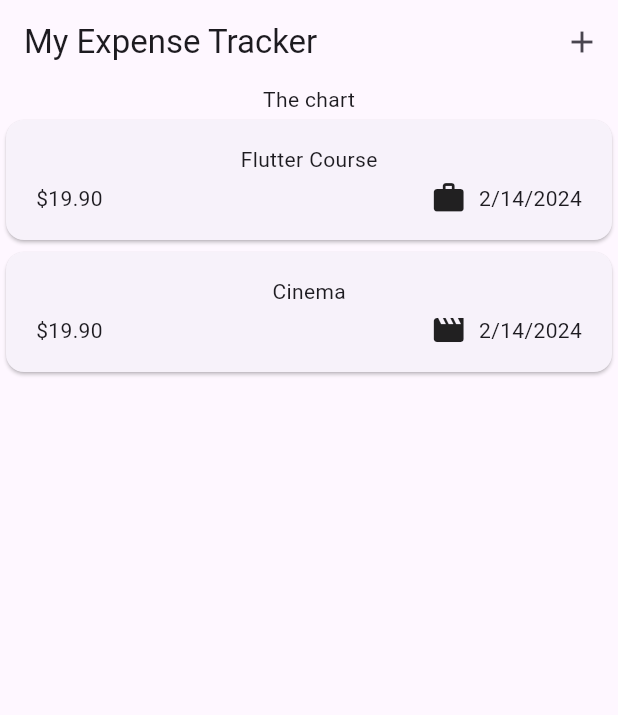
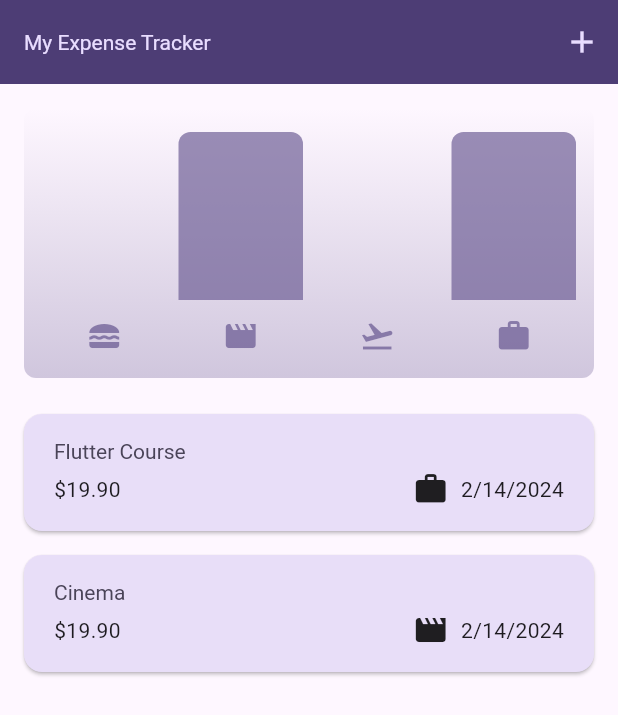
Before and after one commit to fezeboris/Flutter_Maximilian_udemy, a Flutter app: the screen it shows after launch, on a phone screen of 412 x 824 dp. Shown: the top 715 px of the screen. Run offline on Flutter 3.47's test engine with Material 3 defaults, Android fonts, the phone set to English and light mode, and no system bars; our stand-ins replace google_fonts.

Commit message:
expense tracker completed

```diff
--- a/expense_tracker/lib/main.dart
+++ b/expense_tracker/lib/main.dart
@@ -5,14 +5,55 @@ void main() {
   runApp(const MyApp());
 }
 
+var kColorSchme =
+    ColorScheme.fromSeed(seedColor: const Color.fromARGB(255, 96, 59, 181));
+
+var kDarkColorScheme = ColorScheme.fromSeed(
+    brightness: Brightness.dark,
+    seedColor: const Color.fromARGB(255, 5, 99, 125));
+
 class MyApp extends StatelessWidget {
   const MyApp({super.key});
 
   // This widget is the root of your application.
   @override
   Widget build(BuildContext context) {
-    return const MaterialApp(
-      home: Expenses(),
+    return MaterialApp(
+      darkTheme: ThemeData.dark().copyWith(
+        colorScheme: kDarkColorScheme,
+        cardTheme: const CardTheme().copyWith(
+          color: kDarkColorScheme.secondaryContainer,
+          margin: const EdgeInsets.symmetric(vertical: 8, horizontal: 16),
+        ),
+        elevatedButtonTheme: ElevatedButtonThemeData(
+          style: ElevatedButton.styleFrom(
+              backgroundColor: kDarkColorScheme.primaryContainer,
+              foregroundColor: kDarkColorScheme.onPrimaryContainer),
+        ),
+      ),
+      theme: ThemeData().copyWith(
+        colorScheme: kColorSchme,
+        appBarTheme: const AppBarTheme().copyWith(
+            backgroundColor: kColorSchme.onPrimaryContainer,
+            foregroundColor: kColorSchme.primaryContainer),
+        cardTheme: const CardTheme().copyWith(
+          color: kColorSchme.secondaryContainer,
+          margin: const EdgeInsets.symmetric(vertical: 8, horizontal: 16),
+        ),
+        elevatedButtonTheme: ElevatedButtonThemeData(
+          style: ElevatedButton.styleFrom(
+              backgroundColor: kColorSchme.primaryContainer),
+        ),
+        textTheme: ThemeData().textTheme.copyWith(
+              titleLarge: TextStyle(
+                fontWeight: FontWeight.normal,
+                color: kColorSchme.onSecondaryContainer,
+                fontSize: 14,
+              ),
+            ),
+      ),
+      themeMode: ThemeMode.system,
+      home: const Expenses(),
     );
   }
 }
--- a/expense_tracker/lib/models/expense.dart
+++ b/expense_tracker/lib/models/expense.dart
@@ -36,3 +36,24 @@ class Expense {
     return formater.format(date);
   }
 }
+
+class ExpenseBucket {
+  const ExpenseBucket({required this.category, required this.expenses});
+
+  ExpenseBucket.forCategory(List<Expense> allExpenses, this.category)
+      : expenses = allExpenses
+            .where((expense) => expense.category == category)
+            .toList();
+  final Category category;
+  final List<Expense> expenses;
+
+  double get totalExpenses {
+    double sum = 0;
+
+    for (final expense in expenses) {
+      sum += expense.amount;
+    }
+
+    return sum;
+  }
+}
--- /dev/null
+++ b/expense_tracker/lib/widget/chart/chart.dart
@@ -0,0 +1,94 @@
+import 'package:expense_tracker/models/expense.dart';
+import 'package:expense_tracker/widget/chart/chart_bar.dart';
+import 'package:flutter/material.dart';
+
+class Chart extends StatelessWidget {
+  const Chart({super.key, required this.expenses});
+
+  final List<Expense> expenses;
+
+  List<ExpenseBucket> get buckets {
+    return [
+      ExpenseBucket.forCategory(expenses, Category.food),
+      ExpenseBucket.forCategory(expenses, Category.leisure),
+      ExpenseBucket.forCategory(expenses, Category.travel),
+      ExpenseBucket.forCategory(expenses, Category.work),
+    ];
+  }
+
+  double get maxTotalExpense {
+    double maxTotalExpense = 0;
+
+    for (final bucket in buckets) {
+      if (bucket.totalExpenses > maxTotalExpense) {
+        maxTotalExpense = bucket.totalExpenses;
+      }
+    }
+
+    return maxTotalExpense;
+  }
+
+  @override
+  Widget build(BuildContext context) {
+    final isDarkMode =
+        MediaQuery.of(context).platformBrightness == Brightness.dark;
+    return Container(
+      margin: const EdgeInsets.all(16),
+      padding: const EdgeInsets.symmetric(
+        vertical: 16,
+        horizontal: 8,
+      ),
+      width: double.infinity,
+      height: 180,
+      decoration: BoxDecoration(
+        borderRadius: BorderRadius.circular(8),
+        gradient: LinearGradient(
+          colors: [
+            Theme.of(context).colorScheme.primary.withOpacity(0.3),
+            Theme.of(context).colorScheme.primary.withOpacity(0.0)
+          ],
+          begin: Alignment.bottomCenter,
+          end: Alignment.topCenter,
+        ),
+      ),
+      child: Column(
+        children: [
+          Expanded(
+            child: Row(
+              crossAxisAlignment: CrossAxisAlignment.end,
+              children: [
+                for (final bucket in buckets) // alternative to map()
+                  ChartBar(
+                    fill: bucket.totalExpenses == 0
+                        ? 0
+                        : bucket.totalExpenses / maxTotalExpense,
+                  )
+              ],
+            ),
+          ),
+          const SizedBox(height: 12),
+          Row(
+            children: buckets
+                .map(
+                  (bucket) => Expanded(
+                    child: Padding(
+                      padding: const EdgeInsets.symmetric(horizontal: 4),
+                      child: Icon(
+                        categorytIcons[bucket.category],
+                        color: isDarkMode
+                            ? Theme.of(context).colorScheme.secondary
+                            : Theme.of(context)
+                                .colorScheme
+                                .primary
+                                .withOpacity(0.7),
+                      ),
+                    ),
+                  ),
+                )
+                .toList(),
+          )
+        ],
+      ),
+    );
+  }
+}
--- /dev/null
+++ b/expense_tracker/lib/widget/chart/chart_bar.dart
@@ -0,0 +1,34 @@
+import 'package:flutter/material.dart';
+
+class ChartBar extends StatelessWidget {
+  const ChartBar({
+    super.key,
+    required this.fill,
+  });
+
+  final double fill;
+
+  @override
+  Widget build(BuildContext context) {
+    final isDarkMode =
+        MediaQuery.of(context).platformBrightness == Brightness.dark;
+    return Expanded(
+      child: Padding(
+        padding: const EdgeInsets.symmetric(horizontal: 4),
+        child: FractionallySizedBox(
+          heightFactor: fill,
+          child: DecoratedBox(
+            decoration: BoxDecoration(
+              shape: BoxShape.rectangle,
+              borderRadius:
+                  const BorderRadius.vertical(top: Radius.circular(8)),
+              color: isDarkMode
+                  ? Theme.of(context).colorScheme.secondary
+                  : Theme.of(context).colorScheme.primary.withOpacity(0.65),
+            ),
+          ),
+        ),
+      ),
+    );
+  }
+}
--- a/expense_tracker/lib/widget/expenses.dart
+++ b/expense_tracker/lib/widget/expenses.dart
@@ -1,3 +1,4 @@
+import 'package:expense_tracker/widget/chart/chart.dart';
 import 'package:expense_tracker/widget/expenses_list/expenses_list.dart';
 import 'package:expense_tracker/models/expense.dart';
 import 'package:expense_tracker/widget/new_expense.dart';
@@ -38,8 +39,35 @@ class _ExpensesState extends State<Expenses> {
     });
   }
 
+  void _removeExpense(Expense expense) {
+    final expenseIndex = _registeredExpenses.indexOf(expense);
+    setState(() {
+      _registeredExpenses.remove(expense);
+    });
+    ScaffoldMessenger.of(context).clearSnackBars();
+    ScaffoldMessenger.of(context).showSnackBar(SnackBar(
+        duration: const Duration(seconds: 3),
+        action: SnackBarAction(
+            label: 'Undo',
+            onPressed: () {
+              setState(() {
+                _registeredExpenses.insert(expenseIndex, expense);
+              });
+            }),
+        content: const Text('Expense deleted')));
+  }
+
   @override
   Widget build(BuildContext context) {
+    Widget mainContent = const Center(
+      child: Text('No expenses found. Start adding some !'),
+    );
+    if (_registeredExpenses.isNotEmpty) {
+      mainContent = ExpensesList(
+        expenses: _registeredExpenses,
+        onRemoveExpense: _removeExpense,
+      );
+    }
     return Scaffold(
       appBar: AppBar(title: const Text('My Expense Tracker'), actions: [
         IconButton(
@@ -47,8 +75,8 @@ class _ExpensesState extends State<Expenses> {
       ]),
       body: Column(
         children: [
-          const Text('The chart'),
-          Expanded(child: ExpensesList(expenses: _registeredExpenses))
+          Chart(expenses: _registeredExpenses),
+          Expanded(child: mainContent),
         ],
       ),
     );
--- a/expense_tracker/lib/widget/expenses_list/expenses_item.dart
+++ b/expense_tracker/lib/widget/expenses_list/expenses_item.dart
@@ -15,8 +15,12 @@ class ExpenseItem extends StatelessWidget {
           vertical: 16,
         ),
         child: Column(
+          crossAxisAlignment: CrossAxisAlignment.start,
           children: [
-            Text(expense.title),
+            Text(
+              expense.title,
+              style: Theme.of(context).textTheme.titleLarge,
+            ),
             const SizedBox(
               height: 4,
             ),
--- a/expense_tracker/lib/widget/expenses_list/expenses_list.dart
+++ b/expense_tracker/lib/widget/expenses_list/expenses_list.dart
@@ -3,13 +3,26 @@ import 'package:expense_tracker/widget/expenses_list/expenses_item.dart';
 import 'package:flutter/material.dart';
 
 class ExpensesList extends StatelessWidget {
-  const ExpensesList({super.key, required this.expenses});
+  const ExpensesList(
+      {super.key, required this.expenses, required this.onRemoveExpense});
   final List<Expense> expenses;
+  final void Function(Expense expense) onRemoveExpense;
   @override
   Widget build(BuildContext context) {
     return ListView.builder(
       itemCount: expenses.length,
-      itemBuilder: (ctx, index) => ExpenseItem(expenses[index]),
+      itemBuilder: (ctx, index) => Dismissible(
+        background: Container(
+          color: Theme.of(context).colorScheme.error.withOpacity(0.75),
+          margin: EdgeInsets.symmetric(
+              horizontal: Theme.of(context).cardTheme.margin!.horizontal),
+        ),
+        onDismissed: (direction) {
+          onRemoveExpense(expenses[index]);
+        },
+        key: ValueKey(expenses[index]),
+        child: ExpenseItem(expenses[index]),
+      ),
     );
   }
 }
```
